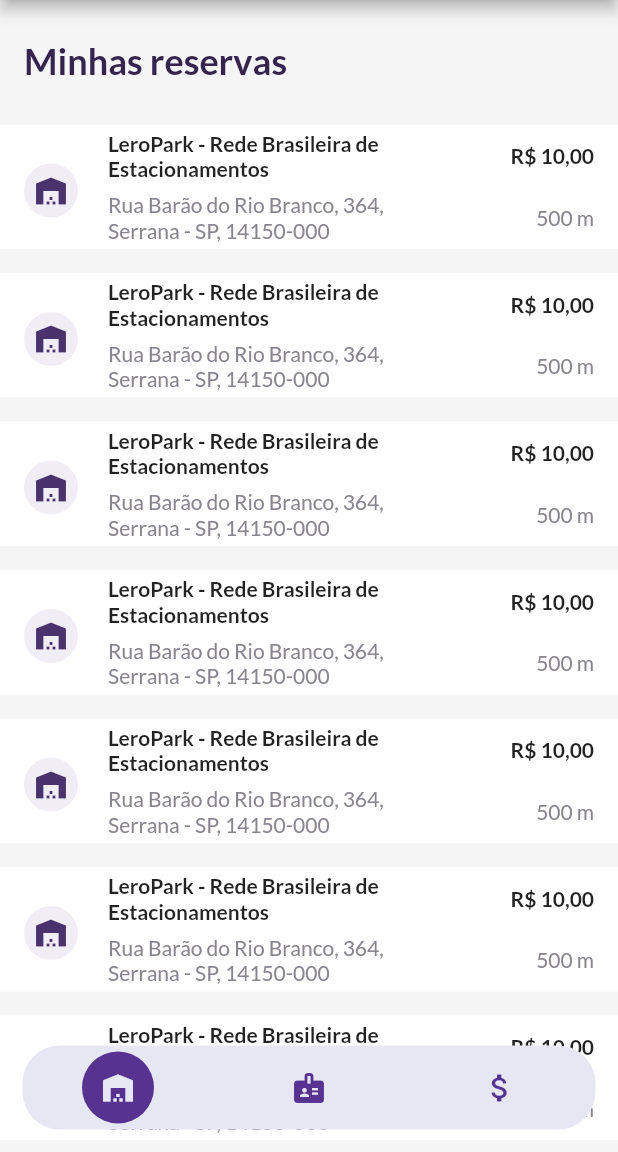
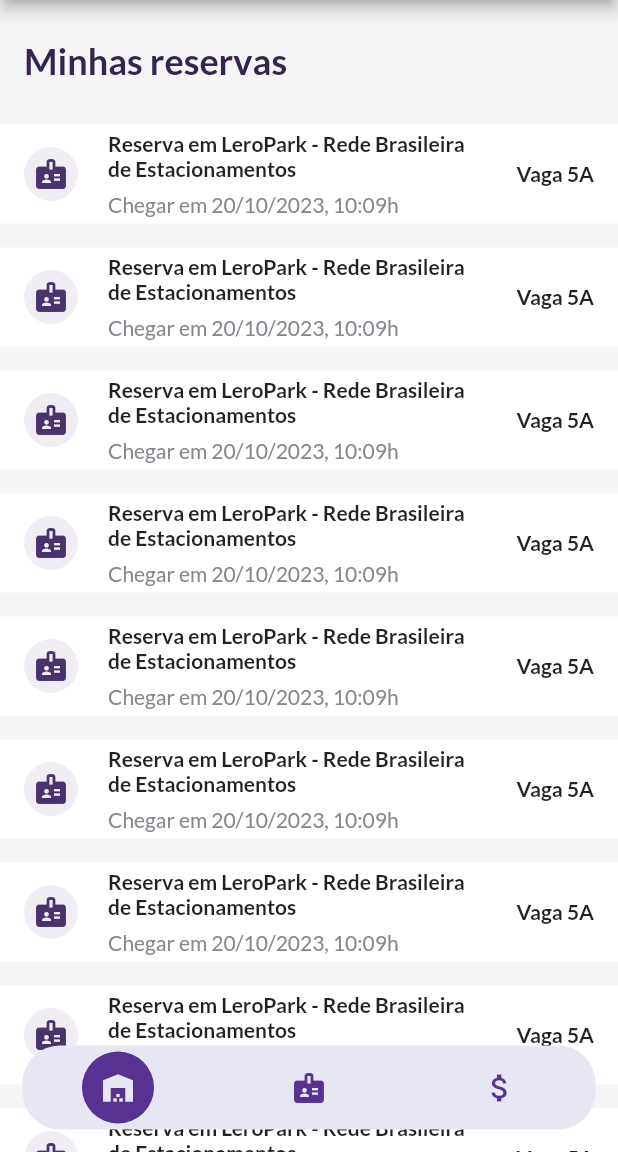
Before and after one commit to Wxze/parkflow_app, a Flutter app: the ParkingLotsView screen opened by its route, swiped to page 2, on a phone screen of 412 x 824 dp, the part 84-1236 px from its top. Run offline on Flutter 3.47's test engine with Material 2 defaults, Android fonts, the phone set to English and light mode, and no system bars; drawn by our look-alikes of flutter_snake_navigationbar; our stand-ins replace page_transition.

Commit message:
Adiciona tela de reservas e corrige nomenclatura

```diff
--- a/lib/view/reservations_page.dart
+++ b/lib/view/reservations_page.dart
@@ -1,5 +1,5 @@
 import 'package:flutter/material.dart';
-import 'package:parkflow_app/view/widgets/parking_lots_list_tile.dart';
+import 'package:parkflow_app/view/widgets/reservations_list_tile.dart';
 
 class ReservationsPage extends StatefulWidget {
   const ReservationsPage({super.key});
@@ -34,7 +34,7 @@
           ListView.separated(
             itemCount: 20,
             itemBuilder: (context, index) {
-              return const ParkingLotsListTile();
+              return const ReservationsListTile();
             },
             clipBehavior: Clip.none,
             shrinkWrap: true,
--- /dev/null
+++ b/lib/view/widgets/reservations_list_tile.dart
@@ -0,0 +1,63 @@
+import 'package:flutter/material.dart';
+
+class ReservationsListTile extends StatefulWidget {
+  const ReservationsListTile({super.key});
+
+  @override
+  State<ReservationsListTile> createState() => _ReservationsListTileState();
+}
+
+class _ReservationsListTileState extends State<ReservationsListTile> {
+  @override
+  Widget build(BuildContext context) {
+    return const ListTile(
+      tileColor: Colors.white,
+      leading: Column(
+        children: [
+          Expanded(
+            child: CircleAvatar(
+              radius: 18,
+              backgroundColor: Color(0xFFF0EDF5),
+              child: Icon(
+                Icons.badge,
+                color: Color(0xFF4A326D),
+              ),
+            ),
+          ),
+        ],
+      ),
+      title: Row(
+        mainAxisAlignment: MainAxisAlignment.spaceBetween,
+        children: [
+          Flexible(
+            flex: 15,
+            child: Column(
+              crossAxisAlignment: CrossAxisAlignment.start,
+              children: [
+                Text(
+                  'Reserva em LeroPark - Rede Brasileira de Estacionamentos',
+                  style: TextStyle(fontSize: 14, fontWeight: FontWeight.w600),
+                  overflow: TextOverflow.fade,
+                ),
+                SizedBox(
+                  height: 7,
+                ),
+                Text(
+                  'Chegar em 20/10/2023, 10:09h',
+                  style: TextStyle(fontSize: 14, color: Color(0xFF89858E)),
+                ),
+              ],
+            ),
+          ),
+          Flexible(
+            flex: 5,
+            child: Text(
+              'Vaga 5A',
+              style: TextStyle(fontSize: 14, fontWeight: FontWeight.w600),
+            ),
+          ),
+        ],
+      ),
+    );
+  }
+}
```
Also changed, not shown: lib/view/account_view.dart (renamed from lib/view/my_account_view.dart, +4 -4 lines), lib/view/parking_lots_view.dart (+4 -4 lines), lib/view/vehicles_view.dart (renamed from lib/view/my_vehicles_view.dart, +6 -6 lines), lib/view/widgets/vehicles_list_tile.dart (renamed from lib/view/widgets/my_vehicles_list_tile.dart, +4 -4 lines), lib/view/payments_page.dart (added).
